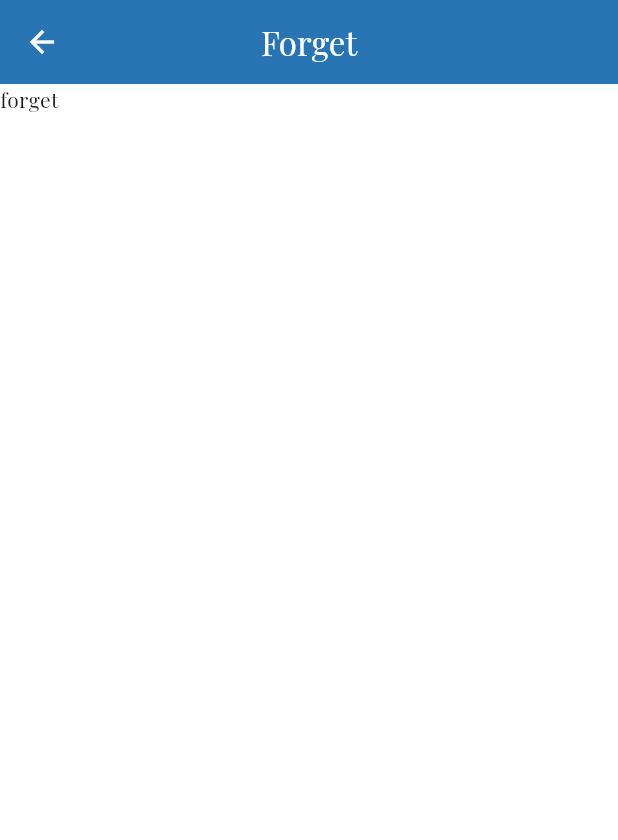
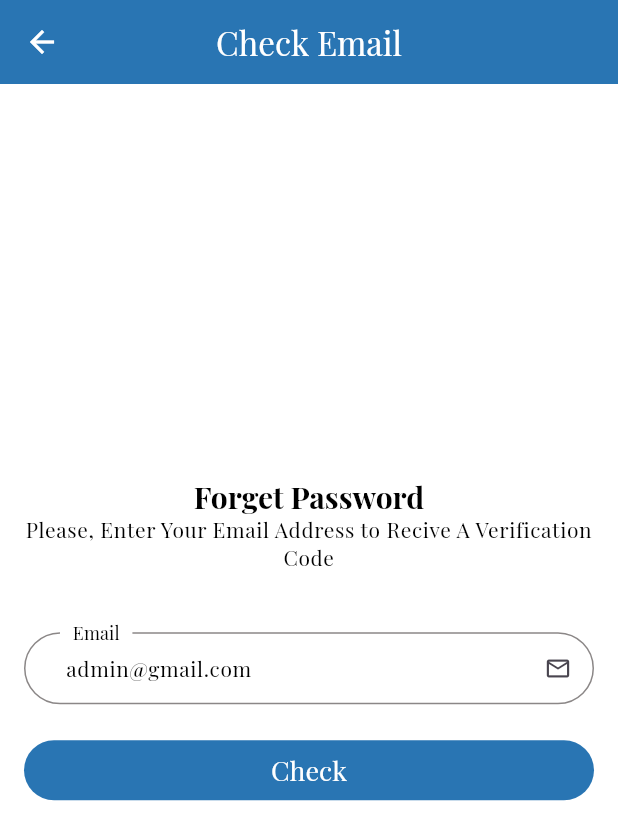
Before and after one commit to JaafarAbdulkareem/admin_ecommerce, a Flutter app: the LoginView screen opened by its route, after a tap on "Forget Password", on a phone screen of 412 x 824 dp. Shown: the top 840 px of the screen. Run offline on Flutter 3.47's test engine with Material 3 defaults, Android fonts, the phone set to English and light mode, and no system bars; our stand-ins replace dartz, device_preview, firebase_core, firebase_messaging, flutter_cache_manager, flutter_svg and 3 more; missing offline and left inert: back_button_interceptor; accounts and stored records are empty; project files that could hold a hidden picture were left out.

Commit message:
created forget password controller and forget password view

```diff
--- a/lib/controller/auth/forget_password_controller.dart
+++ b/lib/controller/auth/forget_password_controller.dart
@@ -8,64 +8,58 @@ import 'package:flutter/material.dart';
 import 'package:get/get.dart';
 
 abstract class ForgetPasswordController extends GetxController {
-  // void forgetPasswordOnTap();
+  void checkOnTap();
 }
 
 class ForgetPasswordControllerImp extends ForgetPasswordController {
-  // late GlobalKey<FormState> keyForgetPassword;
-  // late TextEditingController email;
-  // late StatusRequest statusRequest;
-  // late ForgetPasswordRemote forgetPasswordRemote;
-  // @override
-  // void onInit() {
-  //   keyForgetPassword = GlobalKey<FormState>();
-  //   email = TextEditingController(text: Get.arguments[ApiKey.email]);
-  //   statusRequest = StatusRequest.initial;
-  //   forgetPasswordRemote = ForgetPasswordRemote(curd: Get.find());
-  //   super.onInit();
-  // }
+  late GlobalKey<FormState> keyForgetPassword;
+  late TextEditingController email;
+  late StatusRequest statusRequest;
+  late ForgetPasswordRemote forgetPasswordRemote;
+  @override
+  void onInit() {
+    keyForgetPassword = GlobalKey<FormState>();
+    email = TextEditingController(text: Get.arguments[ApiKey.email]);
+    statusRequest = StatusRequest.initial;
+    forgetPasswordRemote = ForgetPasswordRemote(curd: Get.find());
+    super.onInit();
+  }
 
-  // @override
-  // void dispose() {
-  //   email.dispose();
-  //   super.dispose();
-  // }
+  @override
+  void dispose() {
+    email.dispose();
+    super.dispose();
+  }
 
-  // @override
-  // void forgetPasswordOnTap() async {
-  //   if (keyForgetPassword.currentState!.validate()) {
-  //     var response = await forgetPasswordRemote.getData(
-  //       email: email.text,
-  //     );
-  //     statusRequest = handleStatus(response);
-  //     update();
-  //     if (statusRequest == StatusRequest.success) {
-  //       if (response[ApiResult.status] == ApiResult.success) {
-  //         statusRequest = StatusRequest.loading;
-  //         update();
-  //         await Get.toNamed(
-  //           ConstantScreenName.vertify,
-  //           arguments: {
-  //             ApiKey.email: email.text,
-  //             ApiKey.verifyCode: response[ApiResult.data].toString(),
-  //           },
-  //         );
-  //       } else {
-  //         email.clear();
-  //         await Get.defaultDialog(
-  //           title: KeyLanguage.alert.tr,
-  //           middleText: KeyLanguage.emailFoundMessage.tr,
-  //         );
-  //       }
-  //       statusRequest = StatusRequest.success;
-  //       update();
-  //     }
-  //     // else {
-  //     //   await Get.defaultDialog(
-  //     //     title: KeyLanguage.alert.tr,
-  //     //     middleText: KeyLanguage.someThingMessage.tr,
-  //     //   );
-  //     // }
-  //   }
-  // }
+  @override
+  void checkOnTap() async {
+    if (keyForgetPassword.currentState!.validate()) {
+      var response = await forgetPasswordRemote.getData(
+        email: email.text,
+      );
+      statusRequest = handleStatus(response);
+      update();
+      if (statusRequest == StatusRequest.success) {
+        if (response[ApiResult.status] == ApiResult.success) {
+          statusRequest = StatusRequest.loading;
+          update();
+          await Get.toNamed(
+            ConstantScreenName.verifyCode,
+            arguments: {
+              ApiKey.email: email.text,
+              ApiKey.verifyCode: response[ApiResult.data],
+            },
+          );
+        } else {
+          email.clear();
+          await Get.defaultDialog(
+            title: KeyLanguage.alert.tr,
+            middleText: KeyLanguage.alertNoFound.tr,
+          );
+        }
+        statusRequest = StatusRequest.success;
+        update();
+      }
+    }
+  }
 }
--- a/lib/core/localization/key_language.dart
+++ b/lib/core/localization/key_language.dart
@@ -22,6 +22,7 @@ abstract class KeyLanguage {
   static const String messageLogin = "messageLogin";
   static const String titleForgetPassword = "titleForgetPassword";
   static const String messageVerification = "messageVerification";
+  static const String forgetPasswordContent = "forgetPasswordContent";
 
 //home
   static const String titleCategory = "titleCategory";
@@ -62,6 +63,8 @@ abstract class KeyLanguage {
   static const String loginButton = "loginButton";
   static const String yesButton = "yesButton";
   static const String noButton = "noButton";
+  static const String checkButton = "checkButton";
+
 //   static const String easyAndSafePayment = "Easy and Safe Payment";
 //   static const String trackYourOrder = "Track Your Order";
 //   static const String fastDelivery = "Fast Delivery";
@@ -70,7 +73,6 @@ abstract class KeyLanguage {
 //   static const String continueButton = "ContinueButton";
 //   static const String signupButton = "signupButton";
 //   static const String saveButton = "saveButton";
-//   static const String checkButton = "checkButton";
 //   static const String verifyButton = "verifyButton";
 //   static const String goToCartButton = "goToCartButton";
 //   static const String nextButton = "nextButton";
@@ -86,9 +88,7 @@ abstract class KeyLanguage {
 //   static const String submitButton = "submitButton";
 //login
 //   static const String successTitle = "successTitle";
-//
 //   static const String signupContent = "signupContent";
-//   static const String forgetPasswordContent = "forgetPasswordContent";
 //   static const String resetPasswordContent = "resetPasswordContent";
 //   static const String successContent = "successContent";
 // //////Text field
--- a/lib/core/localization/languages/english.dart
+++ b/lib/core/localization/languages/english.dart
@@ -24,7 +24,8 @@ Map<String, String> english = {
       "Login with your email and password or continue with social media",
   KeyLanguage.titleForgetPassword: "Forget Password",
   KeyLanguage.messageVerification: "Please, Enter The Digital Code to Sent : ",
-
+  KeyLanguage.forgetPasswordContent:
+      "Please, Enter Your Email Address to Recive A Verification Code",
 //home
   KeyLanguage.titleCategory: "Category",
   KeyLanguage.titleProduct: "Product",
@@ -71,6 +72,7 @@ Map<String, String> english = {
   KeyLanguage.loginButton: "Login",
   KeyLanguage.yesButton: "Yes",
   KeyLanguage.noButton: "No",
+  KeyLanguage.checkButton: "Check",
 };
 
 //   KeyLanguage.easyAndSafePayment: "Easy and Safe Payment",
@@ -82,7 +84,6 @@ Map<String, String> english = {
 //   KeyLanguage.continueButton: "Continue",
 //   KeyLanguage.signupButton: "SignUp",
 //   KeyLanguage.saveButton: "Save",
-//   KeyLanguage.checkButton: "Checkout",
 //   KeyLanguage.verifyButton: "Verify",
 //   KeyLanguage.goToCartButton: "Add To Card",
 //   KeyLanguage.nextButton: "Next",
@@ -96,12 +97,11 @@ Map<String, String> english = {
 //   KeyLanguage.injectButton: "Inject",
 //   KeyLanguage.cancelButton: "Cancel",
 //   KeyLanguage.submitButton: "Submit",
+
 // //auth
 //   KeyLanguage.successTitle: "Success",
 //   KeyLanguage.signupContent:
 //       "Signup with your email and password or continue with social media",
-//   KeyLanguage.forgetPasswordContent:
-//       "Please, Enter Your Email Address to Recive A Verification Code",
 //   KeyLanguage.resetPasswordContent: "Please, Enter New Password",
 //   KeyLanguage.successContent:
 //       "Success! Your Action Is Complete. Please Log In Again.",
--- a/lib/view/screen/auth/forget_password/forget_password_view.dart
+++ b/lib/view/screen/auth/forget_password/forget_password_view.dart
@@ -1,8 +1,7 @@
-// import 'package:admin_ecommerce/controller/auth/forget_password_controller.dart';
-import 'package:admin_ecommerce/core/constant/app_style.dart';
+import 'package:admin_ecommerce/controller/auth/forget_password_controller.dart';
 import 'package:admin_ecommerce/core/localization/key_language.dart';
 import 'package:admin_ecommerce/core/share/status_view.dart';
-// import 'package:admin_ecommerce/view/widget/auth/body_forget_password_view.dart';
+import 'package:admin_ecommerce/view/widget/auth/body_forget_password_view.dart';
 import 'package:flutter/material.dart';
 import 'package:get/get.dart';
 
@@ -11,21 +10,20 @@ class ForgetPasswordView extends StatelessWidget {
 
   @override
   Widget build(BuildContext context) {
-    // Get.lazyPut(() => ForgetPasswordControllerImp());
+    Get.lazyPut(() => ForgetPasswordControllerImp());
     return Scaffold(
       appBar: AppBar(
-        title: Text("Forget"
-         // KeyLanguage.forgetPassword.tr,
+        title: Text(
+          KeyLanguage.appBarForgetPassword.tr,
         ),
       ),
       body: SafeArea(
-        child: Text("forget"),
-        // GetBuilder<ForgetPasswordControllerImp>(
-        //   builder: (controller) => StatusView(
-        //     statusRequest: controller.statusRequest,
-        //     child: BodyForgetPasswordView(),
-        //   ),
-        // ),
+        child: GetBuilder<ForgetPasswordControllerImp>(
+          builder: (controller) => StatusView(
+            statusRequest: controller.statusRequest,
+            child: const BodyForgetPasswordView(),
+          ),
+        ),
       ),
     );
   }
--- a/lib/view/widget/auth/body_forget_password_view.dart
+++ b/lib/view/widget/auth/body_forget_password_view.dart
@@ -1,59 +1,59 @@
-// import 'package:ecommerce/controller/auth/forget_password_controller.dart';
-// import 'package:ecommerce/core/constant/app_color.dart';
-// import 'package:ecommerce/core/constant/app_icon.dart';
-// import 'package:ecommerce/core/constant/constant_key.dart';
-// import 'package:ecommerce/core/constant/constant_scale.dart';
-// import 'package:ecommerce/core/function/validator.dart';
-// import 'package:ecommerce/core/localization/key_language.dart';
-// import 'package:ecommerce/core/share/custom_button_widget.dart';
-// import 'package:ecommerce/core/share/custom_text_form_field_widget.dart';
-// import 'package:ecommerce/view/widget/auth/title_description_widget.dart';
-// import 'package:flutter/material.dart';
-// import 'package:get/get.dart';
+import 'package:admin_ecommerce/controller/auth/forget_password_controller.dart';
+import 'package:admin_ecommerce/core/constant/app_icon.dart';
+import 'package:admin_ecommerce/core/constant/constant_key.dart';
+import 'package:admin_ecommerce/core/constant/constant_scale.dart';
+import 'package:admin_ecommerce/core/function/validator.dart';
+import 'package:admin_ecommerce/core/localization/key_language.dart';
+import 'package:admin_ecommerce/core/share/custom_button_widget.dart';
+import 'package:admin_ecommerce/core/share/custom_text_form_field_widget.dart';
+import 'package:admin_ecommerce/view/widget/auth/title_description_widget.dart';
+import 'package:flutter/material.dart';
+import 'package:get/get.dart';
 
-// class BodyForgetPasswordView extends GetView<ForgetPasswordControllerImp> {
-//   const BodyForgetPasswordView({
-//     super.key,
-//   });
+class BodyForgetPasswordView extends GetView<ForgetPasswordControllerImp> {
+  const BodyForgetPasswordView({
+    super.key,
+  });
 
-//   @override
-//   Widget build(BuildContext context) {
-//     return Form(
-//       key: controller.keyForgetPassword,
-//       child: Padding(
-//         padding: const EdgeInsets.symmetric(horizontal: 16),
-//         child: Column(
-//           mainAxisAlignment: MainAxisAlignment.spaceEvenly,
-//           crossAxisAlignment: CrossAxisAlignment.stretch,
-//           children: [
-//             TitleDescriptionWidget(
-//               title: KeyLanguage.checkEmailTitle.tr,
-//               subTitle: KeyLanguage.forgetPasswordContent.tr,
-//             ),
-//             CustomTextFormFieldWidget(
-//               hint: KeyLanguage.emailHint.tr,
-//               label: KeyLanguage.emailLabel.tr,
-//               icon: AppIcon.email,
-//               controller: controller.email,
-//               keyboardType: TextInputType.emailAddress,
-//               validator: (value) => validator(
-//                 value,
-//                 ConstantKey.emailValidator,
-//                 ConstantScale.minEmail,
-//                 ConstantScale.maxEmail,
-//               ),
-//             ),
-//             CustomButtonWidget(
-//               text: KeyLanguage.checkButton.tr,
-//               color: AppColor.primary,
-//               onTap: () {
-//                 controller.forgetPasswordOnTap();
-//               },
-//             ),
-//             const SizedBox(height: 32),
-//           ],
-//         ),
-//       ),
-//     );
-//   }
-// }
+  @override
+  Widget build(BuildContext context) {
+    return Form(
+      key: controller.keyForgetPassword,
+      child: Padding(
+        padding: const EdgeInsets.symmetric(horizontal: 16),
+        child: Column(
+          mainAxisAlignment: MainAxisAlignment.center,
+          crossAxisAlignment: CrossAxisAlignment.stretch,
+          children: [
+            TitleDescriptionWidget(
+              title: KeyLanguage.titleForgetPassword.tr,
+              subTitle: KeyLanguage.forgetPasswordContent.tr,
+            ),
+            const SizedBox(height: 24),
+            CustomTextFormFieldWidget(
+              hint: KeyLanguage.emailHint.tr,
+              label: KeyLanguage.emailLabel.tr,
+              icon: AppIcon.email,
+              controller: controller.email,
+              keyboardType: TextInputType.emailAddress,
+              validator: (value) => validator(
+                value,
+                ConstantKey.emailValidator,
+                ConstantScale.minEmail,
+                ConstantScale.maxEmail,
+              ),
+            ),
+            const SizedBox(height: 12),
+            CustomButtonWidget(
+              text: KeyLanguage.checkButton.tr,
+              onTap: () {
+                controller.checkOnTap();
+              },
+            ),
+            const SizedBox(height: 32),
+          ],
+        ),
+      ),
+    );
+  }
+}
--- a/lib/view/widget/auth/body_verification_view.dart
+++ b/lib/view/widget/auth/body_verification_view.dart
@@ -16,6 +16,7 @@ class BodyVerifcationView extends GetView<VerificationControllerImp> {
       padding: const EdgeInsets.symmetric(horizontal: 16),
       child: Column(
         mainAxisAlignment: MainAxisAlignment.center,
+        crossAxisAlignment: CrossAxisAlignment.stretch,
         children: [
           TitleDescriptionWidget(
             title:
```
